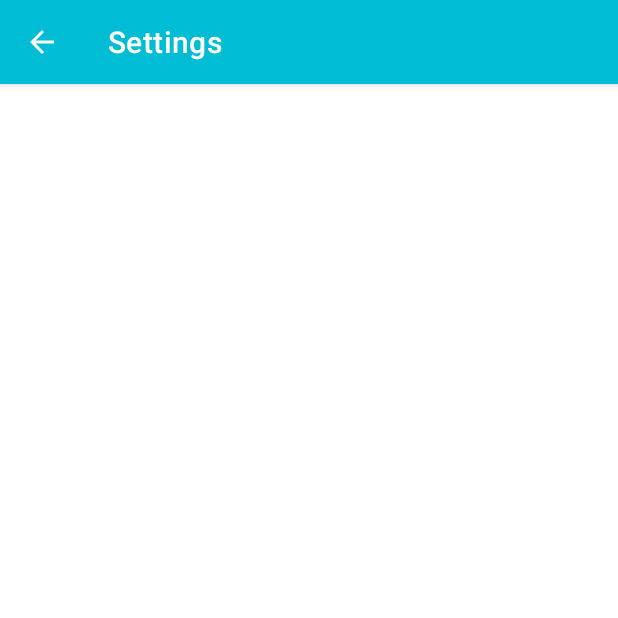
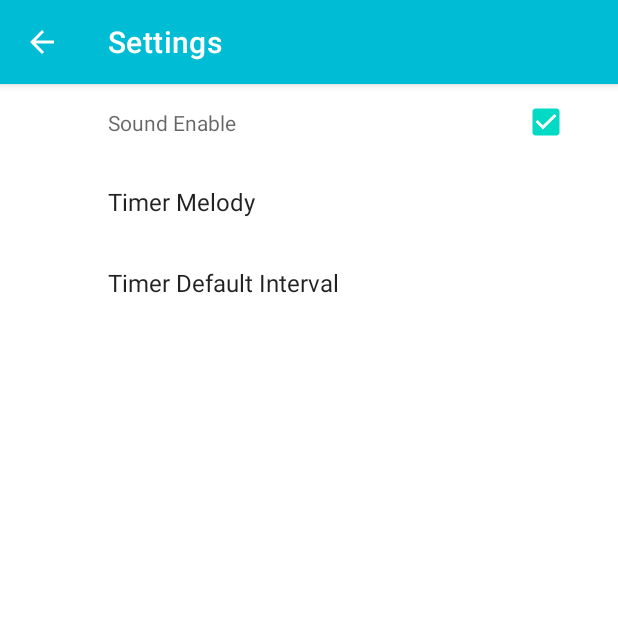
Before and after one commit to Bohdan1928/CoolTimer, an Android app: the screen it shows after launch (SettingsActivity), after a tap on "Settings", on a phone screen of 412 x 824 dp, the top half of it. Run offline under Robolectric (Android 15) with nearby library versions, the phone set to English and light mode, and no system bars; our stand-ins replace androidx.preference; 3 other taps on this screen came first.

Commit message:
SettingsActivity - added java class with additional settings for fragments.

```diff
--- a/app/build.gradle
+++ b/app/build.gradle
@@ -32,7 +32,9 @@ dependencies {
     implementation 'androidx.appcompat:appcompat:1.3.1'
     implementation 'com.google.android.material:material:1.4.0'
     implementation 'androidx.constraintlayout:constraintlayout:2.1.1'
+    implementation 'androidx.preference:preference:1.1.1'
     testImplementation 'junit:junit:4.+'
     androidTestImplementation 'androidx.test.ext:junit:1.1.3'
     androidTestImplementation 'androidx.test.espresso:espresso-core:3.4.0'
+
 }
--- a/app/src/main/java/com/example/cooltimer/MainActivity.java
+++ b/app/src/main/java/com/example/cooltimer/MainActivity.java
@@ -2,8 +2,10 @@ package com.example.cooltimer;
 
 import androidx.annotation.NonNull;
 import androidx.appcompat.app.AppCompatActivity;
+import androidx.preference.PreferenceManager;
 
 import android.content.Intent;
+import android.content.SharedPreferences;
 import android.media.MediaPlayer;
 import android.os.Bundle;
 import android.os.CountDownTimer;
@@ -14,14 +16,17 @@ import android.view.View;
 import android.widget.Button;
 import android.widget.SeekBar;
 import android.widget.TextView;
+import android.widget.Toast;
 
-public class MainActivity extends AppCompatActivity {
+public class MainActivity extends AppCompatActivity implements SharedPreferences.OnSharedPreferenceChangeListener {
 
     private SeekBar seekBar;
     private TextView textView;
     private Button button;
     private boolean isTimerOn;
     private CountDownTimer countDownTimer;
+    private int defaultInterval;
+    SharedPreferences sharedPreferences;
 
     @Override
     protected void onCreate(Bundle savedInstanceState) {
@@ -34,6 +39,8 @@ public class MainActivity extends AppCompatActivity {
         button = findViewById(R.id.button);
         initializeSeekBar();
         initializeButtonStartStop();
+        sharedPreferences = PreferenceManager.getDefaultSharedPreferences(this);
+        sharedPreferences.registerOnSharedPreferenceChangeListener(this);
     }
 
     public void initializeButtonStartStop() {
@@ -70,7 +77,7 @@ public class MainActivity extends AppCompatActivity {
     }
 
     public void createTimer() {
-        if (!isTimerOn){
+        if (!isTimerOn) {
             seekBar.setEnabled(false);
             isTimerOn = true;
 
@@ -82,13 +89,35 @@ public class MainActivity extends AppCompatActivity {
 
                 @Override
                 public void onFinish() {
-                    MediaPlayer mediaPlayer = MediaPlayer.create(getApplicationContext(), R.raw.bell_sound);
-                    mediaPlayer.start();
+                    SharedPreferences sharedPreferences = PreferenceManager.getDefaultSharedPreferences(getApplicationContext());
+
+                    if (sharedPreferences.getBoolean("enable_sound", true)) {
+                        String melodyName = sharedPreferences.getString("timer_melody", "bell");
+                        switch (melodyName) {
+                            case "bell": {
+                                MediaPlayer mediaPlayer = MediaPlayer.create(getApplicationContext(), R.raw.bell_sound);
+                                mediaPlayer.start();
+                                break;
+                            }
+                            case "alarm_siren": {
+                                MediaPlayer mediaPlayer = MediaPlayer.create(getApplicationContext(), R.raw.alarm_siren_sound);
+                                mediaPlayer.start();
+                                break;
+                            }
+                            case "bip": {
+                                MediaPlayer mediaPlayer = MediaPlayer.create(getApplicationContext(), R.raw.bip_sound);
+                                mediaPlayer.start();
+                                break;
+                            }
+                        }
+
+
+                    }
                     resetTimer();
                 }
             }.start();
 
-        } else{
+        } else {
             resetTimer();
         }
     }
@@ -96,7 +125,7 @@ public class MainActivity extends AppCompatActivity {
 
     public void initializeSeekBar() {
         seekBar.setMax(600);
-        seekBar.setProgress(60);
+        setIntervalFromSharedInterval(PreferenceManager.getDefaultSharedPreferences(this));
         seekBar.setOnSeekBarChangeListener(new SeekBar.OnSeekBarChangeListener() {
             @Override
             public void onProgressChanged(SeekBar seekBar, int i, boolean b) {
@@ -116,13 +145,12 @@ public class MainActivity extends AppCompatActivity {
         });
     }
 
-    private void resetTimer(){
+    private void resetTimer() {
         countDownTimer.cancel();
         isTimerOn = false;
-        textView.setText("00:59");
+        setIntervalFromSharedInterval(sharedPreferences);
         button.setText("START");
         seekBar.setEnabled(true);
-        seekBar.setProgress(59);
     }
 
     @Override
@@ -135,15 +163,35 @@ public class MainActivity extends AppCompatActivity {
     @Override
     public boolean onOptionsItemSelected(@NonNull MenuItem item) {
         int id = item.getItemId();
-        if (id == R.id.action_setting){
+        if (id == R.id.action_setting) {
             Intent openSettings = new Intent(this, SettingsActivity.class);
             startActivity(openSettings);
             return true;
-        } else if (id == R.id.action_about){
+        } else if (id == R.id.action_about) {
             Intent openAbout = new Intent(this, AboutActivity.class);
             startActivity(openAbout);
             return true;
         }
         return super.onOptionsItemSelected(item);
     }
+
+    private void setIntervalFromSharedInterval(SharedPreferences sharedPreferences) {
+
+        defaultInterval = Integer.valueOf(sharedPreferences.getString("default_interval", "59"));
+        updateTimer(defaultInterval * 1000L);
+        seekBar.setProgress(defaultInterval);
+    }
+
+    @Override
+    public void onSharedPreferenceChanged(SharedPreferences sharedPreferences, String s) {
+        if (s.equals("default_interval")) {
+            setIntervalFromSharedInterval(sharedPreferences);
+        }
+    }
+
+    @Override
+    protected void onDestroy() {
+        super.onDestroy();
+        sharedPreferences.unregisterOnSharedPreferenceChangeListener(this);
+    }
 }
--- /dev/null
+++ b/app/src/main/java/com/example/cooltimer/SettingsFragment.java
@@ -0,0 +1,86 @@
+package com.example.cooltimer;
+
+import android.content.SharedPreferences;
+import android.os.Bundle;
+import android.widget.Toast;
+
+import androidx.annotation.Nullable;
+import androidx.preference.CheckBoxPreference;
+import androidx.preference.EditTextPreference;
+import androidx.preference.ListPreference;
+import androidx.preference.Preference;
+import androidx.preference.PreferenceFragmentCompat;
+import androidx.preference.PreferenceScreen;
+
+import java.util.prefs.PreferenceChangeEvent;
+import java.util.prefs.PreferenceChangeListener;
+
+
+public class SettingsFragment extends PreferenceFragmentCompat implements SharedPreferences.OnSharedPreferenceChangeListener, Preference.OnPreferenceChangeListener {
+    @Override
+    public void onCreatePreferences(Bundle savedInstanceState, String rootKey) {
+        addPreferencesFromResource(R.xml.timer_preference);
+
+        SharedPreferences sharedPreferences = getPreferenceScreen().getSharedPreferences();
+
+        PreferenceScreen preferenceScreen = getPreferenceScreen();
+        int count = preferenceScreen.getPreferenceCount();
+
+        for (int i = 0; i < count; i++) {
+            Preference preference = preferenceScreen.getPreference(i);
+            if (!(preference instanceof CheckBoxPreference)) {
+                String value = sharedPreferences.getString(preference.getKey(), "");
+                setPreferenceLabel(preference, value);
+            }
+        }
+        Preference preference = findPreference("default_interval");
+        preference.setOnPreferenceChangeListener(this);
+    }
+
+    private void setPreferenceLabel(Preference preference, String value) {
+        if (preference instanceof ListPreference) {
+            ListPreference listPreference = (ListPreference) preference;
+            int index = listPreference.findIndexOfValue(value);
+            if (index >= 0) {
+                listPreference.setSummary(listPreference.getEntries()[index]);
+            }
+        } else if (preference instanceof EditTextPreference){
+            preference.setSummary(value);
+        }
+    }
+
+    @Override
+    public void onSharedPreferenceChanged(SharedPreferences sharedPreferences, String s) {
+        Preference preference = findPreference(s);
+        if (!(preference instanceof CheckBoxPreference)) {
+            String value = sharedPreferences.getString(preference.getKey(), "");
+            setPreferenceLabel(preference, value);
+        }
+    }
+
+    @Override
+    public void onCreate(@Nullable Bundle savedInstanceState) {
+        super.onCreate(savedInstanceState);
+        getPreferenceScreen().getSharedPreferences().registerOnSharedPreferenceChangeListener(this);
+    }
+
+    @Override
+    public void onDestroy() {
+        super.onDestroy();
+        getPreferenceScreen().getSharedPreferences().unregisterOnSharedPreferenceChangeListener(this);
+    }
+
+    @Override
+    public boolean onPreferenceChange(Preference preference, Object newValue) {
+        if (preference.getKey().equals("default_interval")){
+            String defIntervalString = (String) newValue;
+            try {
+                int defInterval = Integer.parseInt(defIntervalString);
+            } catch (NumberFormatException numberFormatException){
+                Toast.makeText(getContext(), "This is not number", Toast.LENGTH_SHORT).show();
+                return false;
+            }
+        }
+        return true;
+    }
+}
--- a/app/src/main/res/layout/activity_settings.xml
+++ b/app/src/main/res/layout/activity_settings.xml
@@ -1,9 +1,10 @@
 <?xml version="1.0" encoding="utf-8"?>
-<androidx.constraintlayout.widget.ConstraintLayout xmlns:android="http://schemas.android.com/apk/res/android"
-    xmlns:app="http://schemas.android.com/apk/res-auto"
+<fragment xmlns:android="http://schemas.android.com/apk/res/android"
     xmlns:tools="http://schemas.android.com/tools"
+    android:id="@+id/activitySettings"
+    android:name="com.example.cooltimer.SettingsFragment"
     android:layout_width="match_parent"
     android:layout_height="match_parent"
     tools:context=".SettingsActivity">
 
-</androidx.constraintlayout.widget.ConstraintLayout>
+</fragment>
--- /dev/null
+++ b/app/src/main/res/values/arrays.xml
@@ -0,0 +1,13 @@
+<?xml version="1.0" encoding="utf-8"?>
+<resources>
+    <array name="pref_timer_melody_labels">
+        <item>Bell</item>
+        <item>Alarm Siren</item>
+        <item>Bip</item>
+    </array>
+    <array name="pref_timer_melody_values">
+        <item>bell</item>
+        <item>alarm_siren</item>
+        <item>bip</item>
+    </array>
+</resources>
--- a/app/src/main/res/values/themes.xml
+++ b/app/src/main/res/values/themes.xml
@@ -12,5 +12,6 @@
         <!-- Status bar color. -->
         <item name="android:statusBarColor" tools:targetApi="l">?attr/colorPrimaryVariant</item>
         <!-- Customize your theme here. -->
+
     </style>
 </resources>
--- /dev/null
+++ b/app/src/main/res/xml/timer_preference.xml
@@ -0,0 +1,20 @@
+<?xml version="1.0" encoding="utf-8"?>
+<PreferenceScreen xmlns:android="http://schemas.android.com/apk/res/android">
+
+    <CheckBoxPreference
+        android:defaultValue="true"
+        android:key="enable_sound"
+        android:summaryOff="Sound Disable"
+        android:summaryOn="Sound Enable"/>
+    <ListPreference
+        android:title="Timer Melody"
+        android:key="timer_melody"
+        android:defaultValue="bell"
+        android:entries="@array/pref_timer_melody_labels"
+        android:entryValues="@array/pref_timer_melody_values"/>
+
+    <EditTextPreference
+        android:title="Timer Default Interval"
+        android:key="default_interval"
+        android:defaultValue="59"/>
+</PreferenceScreen>
--- a/build.gradle
+++ b/build.gradle
@@ -5,7 +5,7 @@ buildscript {
         mavenCentral()
     }
     dependencies {
-        classpath "com.android.tools.build:gradle:7.0.2"
+        classpath "com.android.tools.build:gradle:7.0.3"
 
         // NOTE: Do not place your application dependencies here; they belong
         // in the individual module build.gradle files
```
Also changed, not shown: 2 other files.
